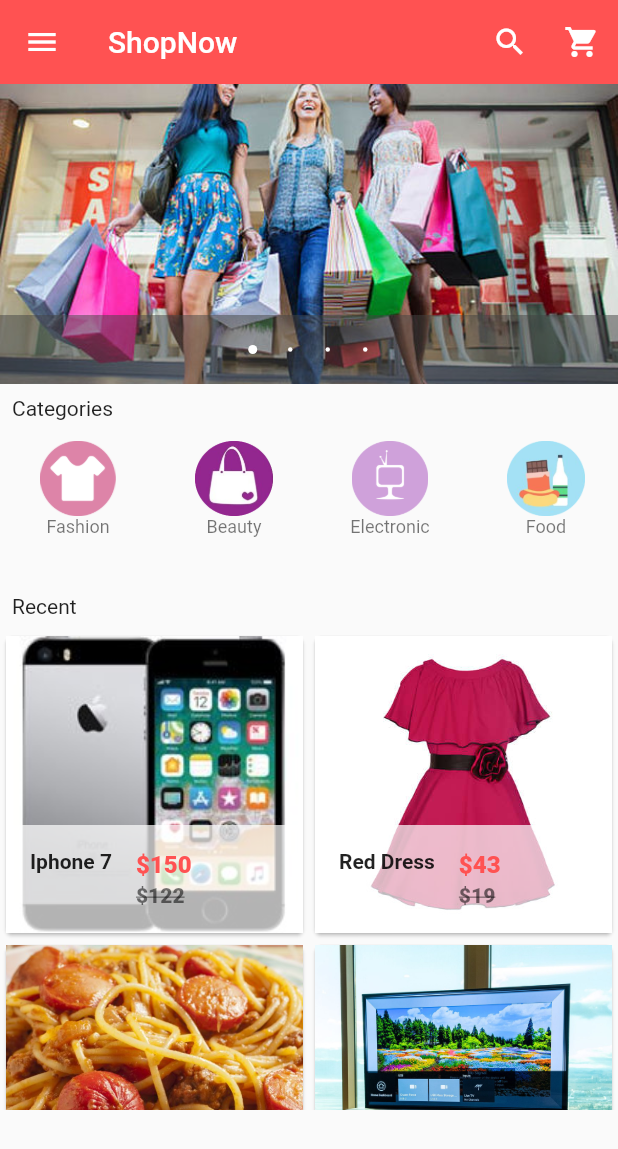
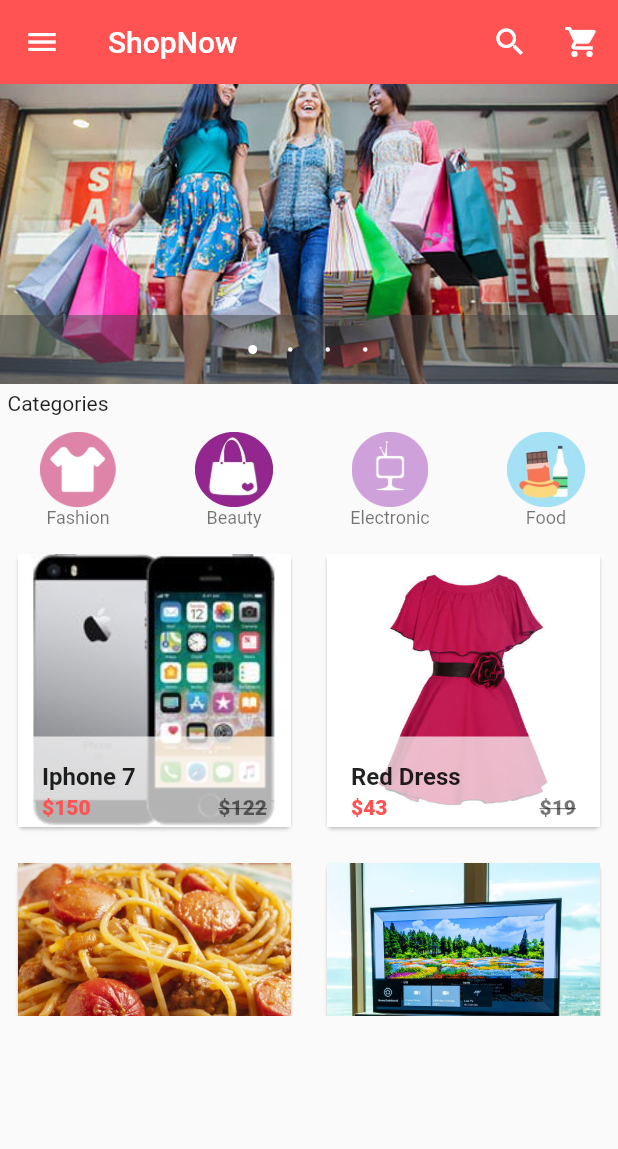
Before and after one commit to hameedhub/shop_now, a Flutter app: the screen it shows after launch, on a phone screen of 412 x 824 dp. Shown: the top 1149 px of the screen. Run offline on Flutter 3.47's test engine with Material 2 defaults, Android fonts, the phone set to English and light mode, and no system bars; drawn by our look-alikes of carousel_pro.

Commit message:
product details features

```diff
--- a/lib/componets/horizontal_list.dart
+++ b/lib/componets/horizontal_list.dart
@@ -4,7 +4,7 @@ class HorizontalList extends StatelessWidget {
   @override
   Widget build(BuildContext context) {
     return Container(
-      height: 100,
+      height: 70,
       child: ListView(
         scrollDirection: Axis.horizontal,
         children: <Widget>[
--- a/lib/componets/products.dart
+++ b/lib/componets/products.dart
@@ -1,4 +1,5 @@
 import 'package:flutter/material.dart';
+import 'package:shop_now/pages/product_details.dart';
 
 class Products extends StatefulWidget {
   @override
@@ -9,28 +10,32 @@ class _ProductsState extends State<Products> {
   var product_list = [
     {
       'title': 'Iphone 7',
-      'description': '7GB RAM',
+      'description':
+          'Lorem ipsum dolor sit amet, consectetur adipiscing elit, sed do eiusmod tempor incididunt ut labore et dolore magna aliqua. Ut enim ad minim veniam, quis nostrud exercitation ullamco laboris nisi ut aliquip ex ea commodo consequat. Duis aute irure dolor in reprehenderit in voluptate velit esse cillum dolore eu fugiat nulla pariatur. Excepteur sint occaecat cupidatat non proident, sunt in culpa qui officia deserunt mollit anim id est laborum',
       'image': 'images/products/cell1.jpg',
       'price': '150',
       'discount': '122'
     },
     {
       'title': 'Red Dress',
-      'description': 'Plain cotton',
+      'description':
+          'Lorem ipsum dolor sit amet, consectetur adipiscing elit, sed do eiusmod tempor incididunt ut labore et dolore magna aliqua. Ut enim ad minim veniam, quis nostrud exercitation ullamco laboris nisi ut aliquip ex ea commodo consequat. Duis aute irure dolor in reprehenderit in voluptate velit esse cillum dolore eu fugiat nulla pariatur. Excepteur sint occaecat cupidatat non proident, sunt in culpa qui officia deserunt mollit anim id est laborum',
       'image': 'images/products/dress1.jpg',
       'price': '43',
       'discount': '19'
     },
     {
       'title': 'Spag',
-      'description': 'Drum',
+      'description':
+          'Lorem ipsum dolor sit amet, consectetur adipiscing elit, sed do eiusmod tempor incididunt ut labore et dolore magna aliqua. Ut enim ad minim veniam, quis nostrud exercitation ullamco laboris nisi ut aliquip ex ea commodo consequat. Duis aute irure dolor in reprehenderit in voluptate velit esse cillum dolore eu fugiat nulla pariatur. Excepteur sint occaecat cupidatat non proident, sunt in culpa qui officia deserunt mollit anim id est laborum',
       'image': 'images/products/food2.jpg',
       'price': '10',
       'discount': '8'
     },
     {
       'title': 'LG LCD',
-      'description': '48 Inch',
+      'description':
+          'Lorem ipsum dolor sit amet, consectetur adipiscing elit, sed do eiusmod tempor incididunt ut labore et dolore magna aliqua. Ut enim ad minim veniam, quis nostrud exercitation ullamco laboris nisi ut aliquip ex ea commodo consequat. Duis aute irure dolor in reprehenderit in voluptate velit esse cillum dolore eu fugiat nulla pariatur. Excepteur sint occaecat cupidatat non proident, sunt in culpa qui officia deserunt mollit anim id est laborum',
       'image': 'images/products/tv1.jpg',
       'price': '1000',
       'discount': '890'
@@ -42,8 +47,9 @@ class _ProductsState extends State<Products> {
     return GridView.builder(
       itemCount: product_list.length,
       gridDelegate: SliverGridDelegateWithFixedCrossAxisCount(
-        crossAxisCount: 2,),
-      itemBuilder: (BuildContext context, int index){
+        crossAxisCount: 2,
+      ),
+      itemBuilder: (BuildContext context, int index) {
         return Product(
           title: product_list[index]['title'],
           description: product_list[index]['description'],
@@ -52,7 +58,6 @@ class _ProductsState extends State<Products> {
           discount: product_list[index]['discount'],
         );
       },
-
     );
   }
 }
@@ -69,29 +74,53 @@ class Product extends StatelessWidget {
 
   @override
   Widget build(BuildContext context) {
-    return Card(
+    return Padding(
+      padding: const EdgeInsets.all(8.0),
+      child: Card(
         child: Hero(
           tag: title,
           child: Material(
             child: InkWell(
-            onTap: (){},
+              onTap: () => Navigator.of(context).push(MaterialPageRoute(
+                  builder: (context) => ProductDetails(
+                        title: title,
+                        description: description,
+                        image: image,
+                        price: price,
+                        discount: discount,
+                      ))),
               child: GridTile(
                 footer: Container(
+                  height: 60,
                   color: Colors.white70,
                   child: ListTile(
-                  leading: Text(title, style: TextStyle(fontWeight: FontWeight.bold)),
-                  title: Text("\$$price", style: TextStyle(color: Colors.redAccent, fontWeight: FontWeight.w800),),
-                  subtitle: Text(
+                      title: Text(title,
+                          style: TextStyle(fontWeight: FontWeight.bold)),
+                      subtitle: Row(
+                        mainAxisAlignment: MainAxisAlignment.spaceBetween,
+                        children: <Widget>[
+                          Text(
+                            "\$$price",
+                            style: TextStyle(
+                                color: Colors.redAccent,
+                                fontWeight: FontWeight.w800),
+                          ),
+
+                          Text(
                             "\$$discount",
                             style: TextStyle(
                                 color: Colors.black54,
                                 fontWeight: FontWeight.w800,
-                      decoration: TextDecoration.lineThrough
+                                decoration: TextDecoration.lineThrough),
+                          )
+                        ],
+                      )),
+                ),
+                child: Image.asset(
+                  image,
+                  fit: BoxFit.cover,
                 ),
               ),
-                ),
-              ),
-              child: Image.asset(image, fit: BoxFit.cover,),
             ),
           ),
         ),
--- a/lib/main.dart
+++ b/lib/main.dart
@@ -119,19 +119,20 @@ class _Index extends State<Index> {
         children: <Widget>[
           slider,
           Padding(
-            padding: const EdgeInsets.all(8.0),
+            padding: const EdgeInsets.all(5.0),
             child: Text('Categories'),
           ),
-          HorizontalList(),
-          Padding(
-            padding: const EdgeInsets.all(8.0),
-            child: Text('Recent'),
-          ),
+           HorizontalList(),
+           SizedBox(height:5.0),
+          // Padding(
+          //   padding: const EdgeInsets.all(8.0),
+          //   child: Text('Recent'),
+          // ),
 
           Container(
             height: 320,
             child: Products(),
-          )
+          ),
 
         ],
       ),
```
Also changed, not shown: lib/pages/product_details.dart (added, +318 -0 lines). Lines whose indentation alone changed are shown as unchanged.
